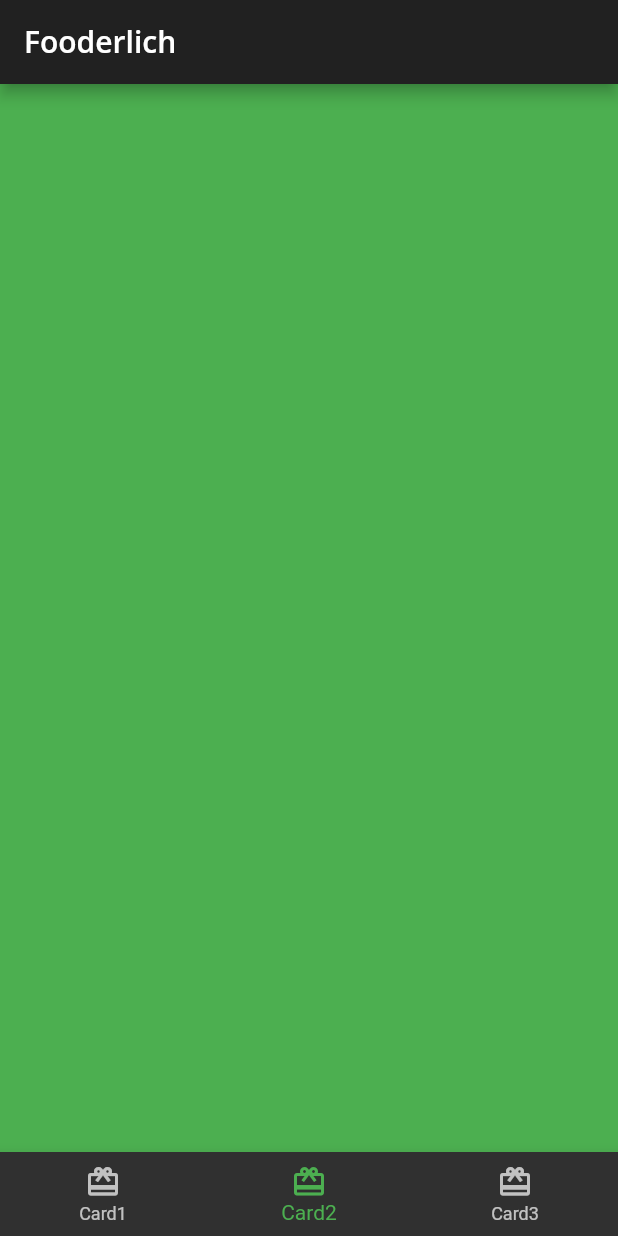
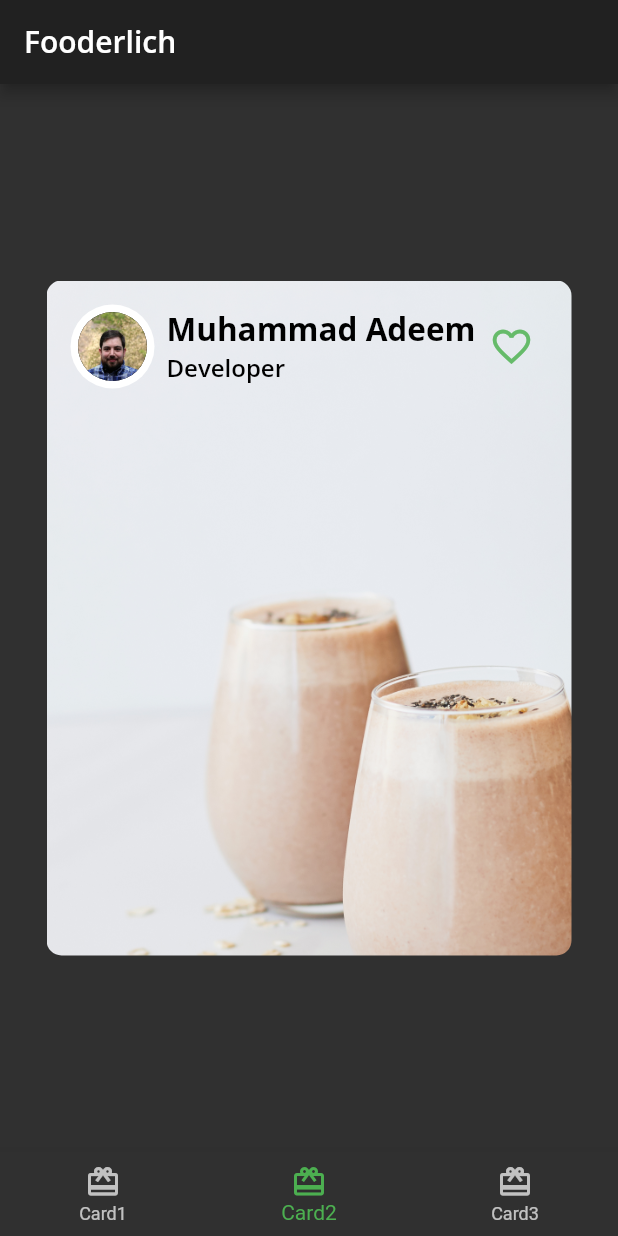
Before and after one commit to maquadir/Flutter_Widgets, a Flutter app: the screen it shows after launch, item 2 of the bottom bar chosen, on a phone screen of 412 x 824 dp. Run offline on Flutter 3.47's test engine with Material 2 defaults, Android fonts, the phone set to English and light mode, and no system bars; our stand-ins replace google_fonts.

Commit message:
add card2.dart with author_card components

```diff
--- /dev/null
+++ b/lib/author_card.dart
@@ -0,0 +1,61 @@
+import 'package:flutter/cupertino.dart';
+import 'package:flutter/material.dart';
+
+import 'circle_image.dart';
+import 'fooderlich_theme.dart';
+
+class AuthorCard extends StatelessWidget {
+  const AuthorCard({
+    super.key,
+    required this.authorName,
+    required this.title,
+    this.imageProvider,
+  });
+
+  final String authorName;
+  final String title;
+  final ImageProvider? imageProvider;
+
+  @override
+  Widget build(BuildContext context) {
+    // TODO: implement build
+    return Container(
+      padding: const EdgeInsets.all(16),
+      child: Row(children: [
+        Row(children: [
+          CircleImage(
+            imageProvider: imageProvider,
+            imageRadius: 28,
+          ),
+          const SizedBox(
+            width: 8,
+          ),
+          Column(
+            crossAxisAlignment: CrossAxisAlignment.start,
+            children: [
+              Text(
+                authorName,
+                style: FooderlichTheme.lightTextTheme.headline2,
+              ),
+              Text(
+                title,
+                style: FooderlichTheme.lightTextTheme.headline3,
+              )
+            ],
+          )
+        ]),
+        IconButton(
+          onPressed: () {
+            const snackBar = SnackBar(
+              content: Text('Favorite Pressed'),
+            );
+            ScaffoldMessenger.of(context).showSnackBar(snackBar);
+          },
+          icon: const Icon(Icons.favorite_border),
+          iconSize: 30,
+          color: Colors.green[400],
+        )
+      ]),
+    );
+  }
+}
--- /dev/null
+++ b/lib/card2.dart
@@ -0,0 +1,30 @@
+import 'package:flutter/cupertino.dart';
+
+import 'author_card.dart';
+
+class Card2 extends StatelessWidget {
+  const Card2({super.key});
+
+  @override
+  Widget build(BuildContext context) {
+    // TODO: implement build
+    return Center(
+        child: Container(
+      constraints: const BoxConstraints.expand(width: 350, height: 450),
+      decoration: const BoxDecoration(
+        image: DecorationImage(
+            image: AssetImage('assets/mag5.png'), fit: BoxFit.cover),
+        borderRadius: BorderRadius.all(Radius.circular(10.0)),
+      ),
+      child: Column(
+        children: [
+          const AuthorCard(
+            authorName: 'Muhammad Adeem',
+            title: 'Developer',
+            imageProvider: AssetImage('assets/author_katz.jpeg'),
+          ),
+        ],
+      ),
+    ));
+  }
+}
--- /dev/null
+++ b/lib/circle_image.dart
@@ -0,0 +1,21 @@
+import 'package:flutter/material.dart';
+
+class CircleImage extends StatelessWidget {
+  const CircleImage({super.key, this.imageProvider, this.imageRadius = 20});
+
+  final ImageProvider? imageProvider;
+  final double imageRadius;
+
+  @override
+  Widget build(BuildContext context) {
+    // TODO: implement build
+    return CircleAvatar(
+      backgroundColor: Colors.white,
+      radius: imageRadius,
+      child: CircleAvatar(
+        radius: imageRadius - 5,
+        backgroundImage: imageProvider,
+      ),
+    );
+  }
+}
--- a/lib/home.dart
+++ b/lib/home.dart
@@ -1,6 +1,7 @@
 import 'package:flutter/material.dart';
 
 import 'Card1.dart';
+import 'card2.dart';
 import 'fooderlich_theme.dart';
 
 class Home extends StatefulWidget {
@@ -15,7 +16,7 @@ class HomeState extends State<Home> {
 
   static List<Widget> pages = <Widget>[
     const Card1(),
-    Container(color: Colors.green),
+    const Card2(),
     Container(color: Colors.amber),
   ];
 
```
